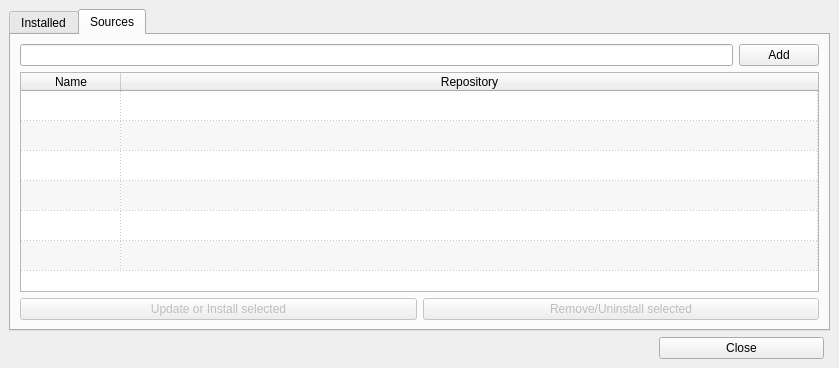
This is qtgui/frames/libraries_widget.ui in PinguinoIDE/pinguino-ide as Qt 5 draws it before an edit. The edited form follows.
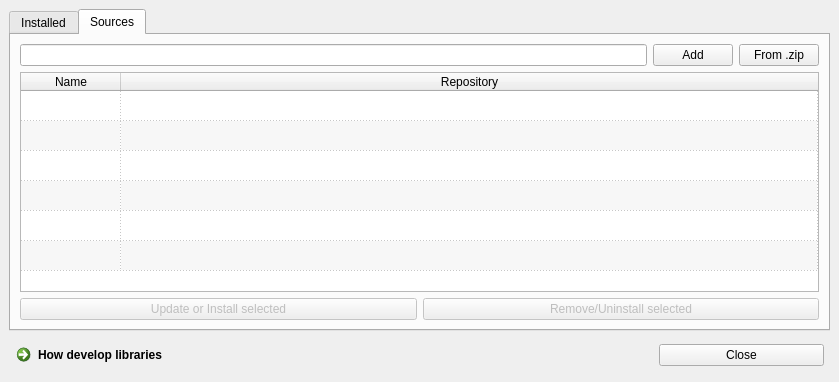
This is the edited form.

Patch:
```diff
--- a/qtgui/frames/libraries_widget.ui
+++ b/qtgui/frames/libraries_widget.ui
@@ -7,15 +7,15 @@
     <x>0</x>
     <y>0</y>
     <width>839</width>
-    <height>368</height>
+    <height>382</height>
    </rect>
   </property>
   <property name="windowTitle">
-   <string>LibraryManager</string>
+   <string>Library Manager</string>
   </property>
   <widget class="QWidget" name="centralwidget">
    <layout class="QGridLayout" name="gridLayout">
-    <item row="1" column="1">
+    <item row="1" column="2">
      <widget class="QPushButton" name="pushButton_close">
       <property name="minimumSize">
        <size>
@@ -34,7 +34,7 @@
       </property>
      </widget>
     </item>
-    <item row="1" column="0">
+    <item row="1" column="1">
      <spacer name="horizontalSpacer">
       <property name="orientation">
        <enum>Qt::Horizontal</enum>
@@ -47,7 +47,17 @@
       </property>
      </spacer>
     </item>
-    <item row="0" column="0" colspan="3">
+    <item row="1" column="0">
+     <widget class="QCommandLinkButton" name="commandLinkButton_how">
+      <property name="cursor">
+       <cursorShape>WhatsThisCursor</cursorShape>
+      </property>
+      <property name="text">
+       <string>How develop libraries</string>
+      </property>
+     </widget>
+    </item>
+    <item row="0" column="0" colspan="4">
      <widget class="QTabWidget" name="tabWidget">
       <property name="currentIndex">
        <number>1</number>
@@ -177,7 +187,14 @@
           </property>
          </widget>
         </item>
-        <item row="1" column="0" colspan="2">
+        <item row="0" column="2">
+         <widget class="QPushButton" name="pushButton_from_zip">
+          <property name="text">
+           <string>From .zip</string>
+          </property>
+         </widget>
+        </item>
+        <item row="1" column="0" colspan="3">
          <widget class="QTableWidget" name="tableWidget_sources">
           <property name="autoFillBackground">
            <bool>true</bool>
@@ -268,7 +285,7 @@
           </item>
          </widget>
         </item>
-        <item row="2" column="0" colspan="2">
+        <item row="2" column="0" colspan="3">
          <layout class="QHBoxLayout" name="horizontalLayout">
           <item>
            <widget class="QPushButton" name="pushButton_update">
@@ -281,7 +298,7 @@
            </widget>
           </item>
           <item>
-           <widget class="QPushButton" name="pushButton">
+           <widget class="QPushButton" name="pushButton_remove">
             <property name="enabled">
              <bool>false</bool>
             </property>
```
